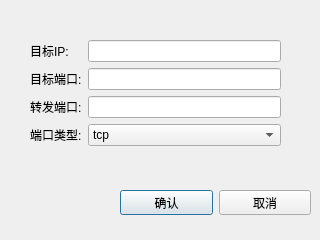
Qt form ui/add_config_dialog.ui (GavinTan/wfrpc) before a commit.
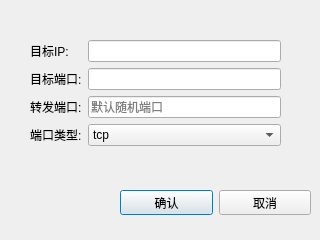
The same form after that commit.

The edit to the form file:
```diff
--- a/ui/add_config_dialog.ui
+++ b/ui/add_config_dialog.ui
@@ -37,7 +37,11 @@
      <widget class="QLineEdit" name="input_local_port"/>
     </item>
     <item row="2" column="1">
-     <widget class="QLineEdit" name="input_remote_port"/>
+     <widget class="QLineEdit" name="input_remote_port">
+      <property name="placeholderText">
+       <string>默认随机端口</string>
+      </property>
+     </widget>
     </item>
     <item row="3" column="1">
      <widget class="QComboBox" name="select_port_type">
@@ -76,7 +80,7 @@
     </item>
    </layout>
   </widget>
-  <widget class="QWidget" name="">
+  <widget class="QWidget" name="layoutWidget">
    <property name="geometry">
     <rect>
      <x>120</x>
```
